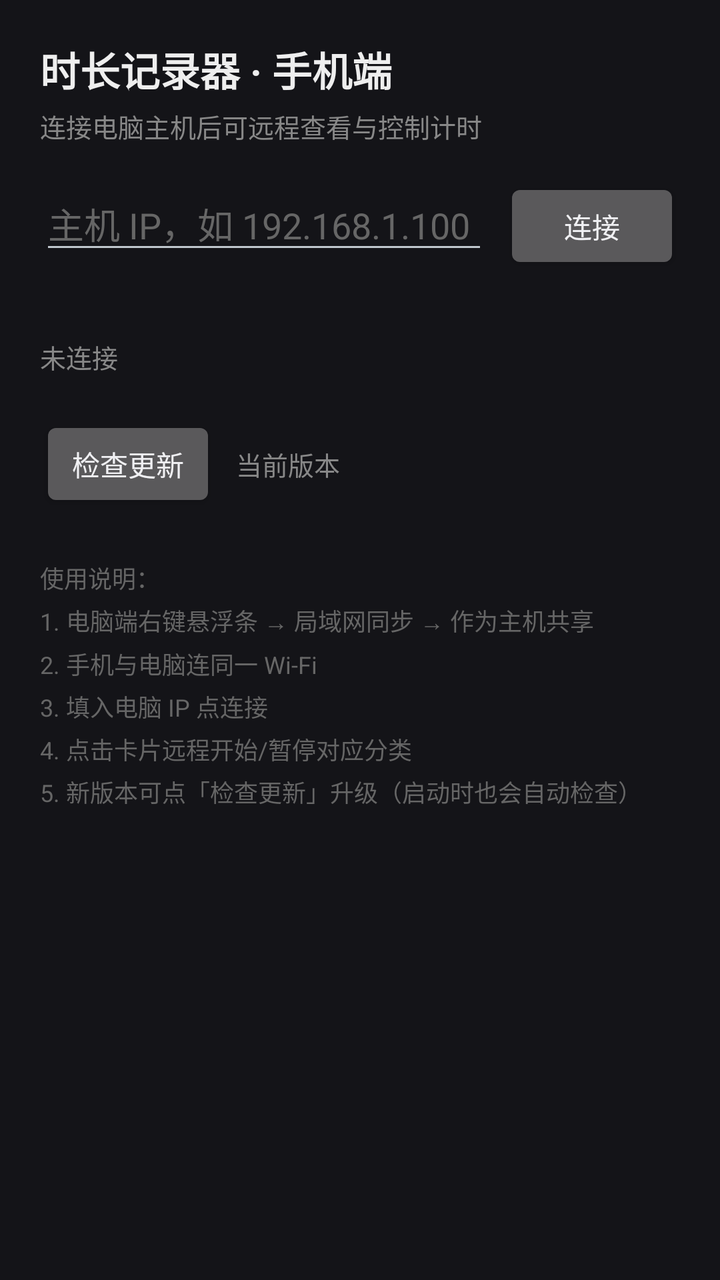
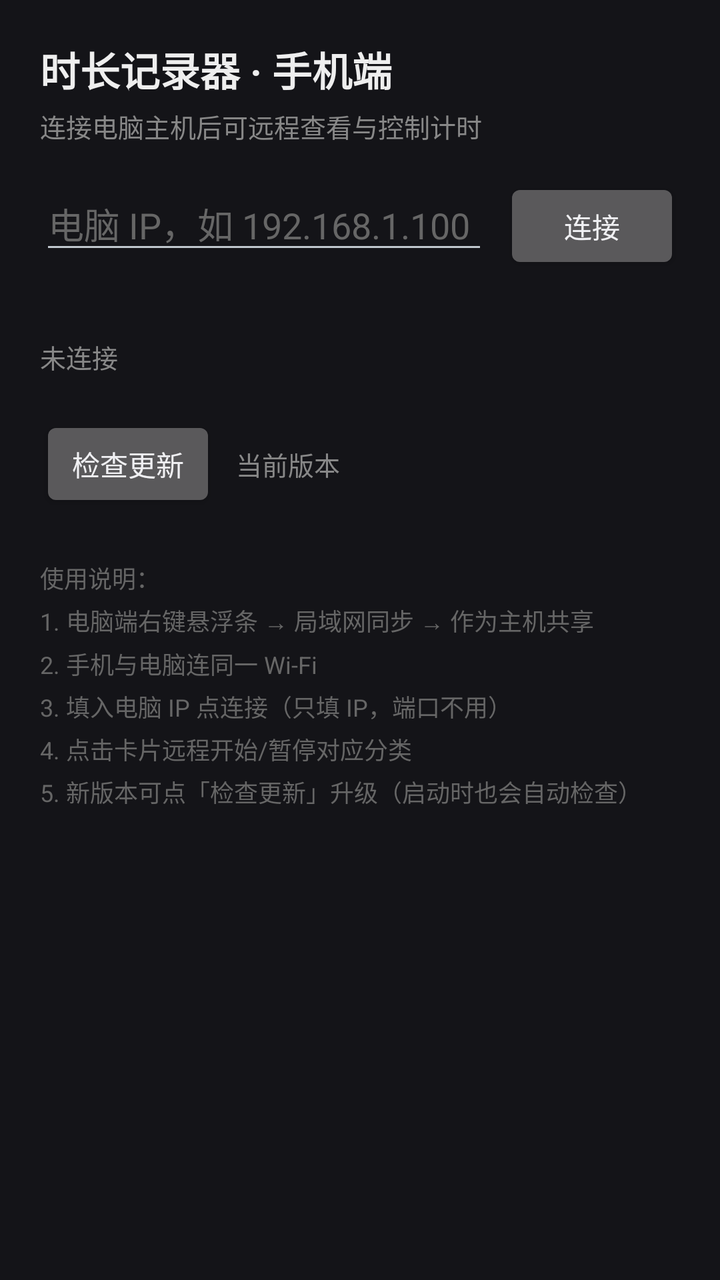

Two renders of the same Android screen: before a commit and after it. Below are the layout's source before the change and the commit's diff.
<!-- AndroidManifest.xml: application theme android:Theme.DeviceDefault.NoActionBar -->
<!-- res/layout/activity_main.xml -->
<?xml version="1.0" encoding="utf-8"?>
<ScrollView xmlns:android="http://schemas.android.com/apk/res/android"
    android:layout_width="match_parent"
    android:layout_height="match_parent"
    android:background="#141418"
    android:fillViewport="true">

    <LinearLayout
        android:layout_width="match_parent"
        android:layout_height="wrap_content"
        android:orientation="vertical"
        android:padding="20dp">

        <TextView
            android:layout_width="wrap_content"
            android:layout_height="wrap_content"
            android:text="时长记录器 · 手机端"
            android:textColor="#EEEEEE"
            android:textSize="20sp"
            android:textStyle="bold" />

        <TextView
            android:layout_width="wrap_content"
            android:layout_height="wrap_content"
            android:layout_marginTop="4dp"
            android:text="连接电脑主机后可远程查看与控制计时"
            android:textColor="#888888"
            android:textSize="13sp" />

        <LinearLayout
            android:layout_width="match_parent"
            android:layout_height="wrap_content"
            android:layout_marginTop="16dp"
            android:orientation="horizontal">

            <EditText
                android:id="@+id/host_edit"
                android:layout_width="0dp"
                android:layout_height="wrap_content"
                android:layout_weight="1"
                android:hint="主机 IP，如 192.168.1.100"
                android:inputType="text"
                android:textColor="#EEEEEE"
                android:textColorHint="#666666" />

            <Button
                android:id="@+id/connect_btn"
                android:layout_width="wrap_content"
                android:layout_height="wrap_content"
                android:layout_marginStart="8dp"
                android:text="连接" />
        </LinearLayout>

        
        <LinearLayout
            android:id="@+id/cards"
            android:layout_width="match_parent"
            android:layout_height="wrap_content"
            android:layout_marginTop="16dp"
            android:orientation="vertical" />

        <TextView
            android:id="@+id/status_view"
            android:layout_width="match_parent"
            android:layout_height="wrap_content"
            android:layout_marginTop="16dp"
            android:text="未连接"
            android:textColor="#888888"
            android:textSize="13sp" />

        <LinearLayout
            android:layout_width="match_parent"
            android:layout_height="wrap_content"
            android:layout_marginTop="20dp"
            android:gravity="center_vertical"
            android:orientation="horizontal">

            <Button
                android:id="@+id/update_btn"
                android:layout_width="wrap_content"
                android:layout_height="wrap_content"
                android:text="检查更新" />

            <TextView
                android:id="@+id/update_view"
                android:layout_width="0dp"
                android:layout_height="wrap_content"
                android:layout_marginStart="10dp"
                android:layout_weight="1"
                android:text="当前版本"
                android:textColor="#888888"
                android:textSize="13sp" />
        </LinearLayout>

        <TextView
            android:layout_width="match_parent"
            android:layout_height="wrap_content"
            android:layout_marginTop="24dp"
            android:lineSpacingExtra="4dp"
            android:text="使用说明：\n1. 电脑端右键悬浮条 → 局域网同步 → 作为主机共享\n2. 手机与电脑连同一 Wi-Fi\n3. 填入电脑 IP 点连接\n4. 点击卡片远程开始/暂停对应分类\n5. 新版本可点「检查更新」升级（启动时也会自动检查）"
            android:textColor="#666666"
            android:textSize="12sp" />
    </LinearLayout>
</ScrollView>
<!-- resources referenced by this layout -->
<resources>

</resources>

<!-- the commit's change to res/layout/activity_main.xml (unified diff, before → after) -->
@@ -38,7 +38,7 @@
                 android:layout_width="0dp"
                 android:layout_height="wrap_content"
                 android:layout_weight="1"
-                android:hint="主机 IP，如 192.168.1.100"
+                android:hint="电脑 IP，如 192.168.1.100（只填 IP，端口不用）"
                 android:inputType="text"
                 android:textColor="#EEEEEE"
                 android:textColorHint="#666666" />
@@ -97,7 +97,7 @@
             android:layout_height="wrap_content"
             android:layout_marginTop="24dp"
             android:lineSpacingExtra="4dp"
-            android:text="使用说明：\n1. 电脑端右键悬浮条 → 局域网同步 → 作为主机共享\n2. 手机与电脑连同一 Wi-Fi\n3. 填入电脑 IP 点连接\n4. 点击卡片远程开始/暂停对应分类\n5. 新版本可点「检查更新」升级（启动时也会自动检查）"
+            android:text="使用说明：\n1. 电脑端右键悬浮条 → 局域网同步 → 作为主机共享\n2. 手机与电脑连同一 Wi-Fi\n3. 填入电脑 IP 点连接（只填 IP，端口不用）\n4. 点击卡片远程开始/暂停对应分类\n5. 新版本可点「检查更新」升级（启动时也会自动检查）"
             android:textColor="#666666"
             android:textSize="12sp" />
     </LinearLayout>
